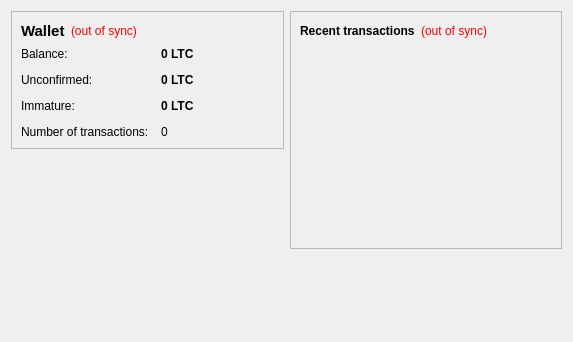
Qt form src/qt/forms/overviewpage.ui (NobleCoinNOBL/noblecoin) before a commit.
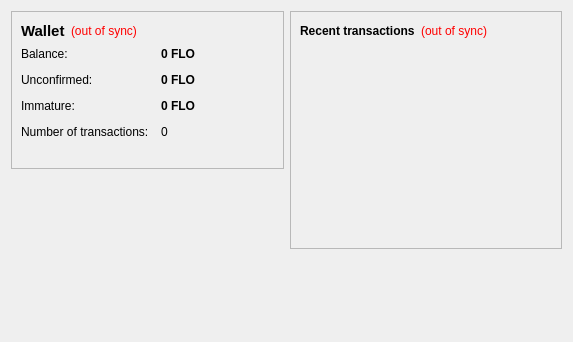
The same form after that commit. Icons and pictures are not drawn.

Diff of the .ui file:
```diff
--- a/src/qt/forms/overviewpage.ui
+++ b/src/qt/forms/overviewpage.ui
@@ -105,7 +105,7 @@
              <string>Your current balance</string>
             </property>
             <property name="text">
-             <string notr="true">0 LTC</string>
+             <string notr="true">0 FLO</string>
             </property>
             <property name="textInteractionFlags">
              <set>Qt::LinksAccessibleByMouse|Qt::TextSelectableByKeyboard|Qt::TextSelectableByMouse</set>
@@ -134,7 +134,7 @@
              <string>Total of transactions that have yet to be confirmed, and do not yet count toward the current balance</string>
             </property>
             <property name="text">
-             <string notr="true">0 LTC</string>
+             <string notr="true">0 FLO</string>
             </property>
             <property name="textInteractionFlags">
              <set>Qt::LinksAccessibleByMouse|Qt::TextSelectableByKeyboard|Qt::TextSelectableByMouse</set>
@@ -177,7 +177,7 @@
              <string>Mined balance that has not yet matured</string>
             </property>
             <property name="text">
-             <string notr="true">0 LTC</string>
+             <string notr="true">0 FLO</string>
             </property>
             <property name="textInteractionFlags">
              <set>Qt::LinksAccessibleByMouse|Qt::TextSelectableByKeyboard|Qt::TextSelectableByMouse</set>
@@ -186,6 +186,25 @@
           </item>
          </layout>
         </item>
+        <item>
+         <widget class="QLabel" name="label_wallet_bgcoin">
+          <property name="text">
+           <string/>
+          </property>
+          <property name="pixmap">
+           <pixmap resource="../bitcoin.qrc">:/images/wallet_bgcoin</pixmap>
+          </property>
+          <property name="scaledContents">
+           <bool>false</bool>
+          </property>
+          <property name="alignment">
+           <set>Qt::AlignCenter</set>
+          </property>
+          <property name="margin">
+           <number>-2</number>
+          </property>
+         </widget>
+        </item>
        </layout>
       </widget>
      </item>
```
